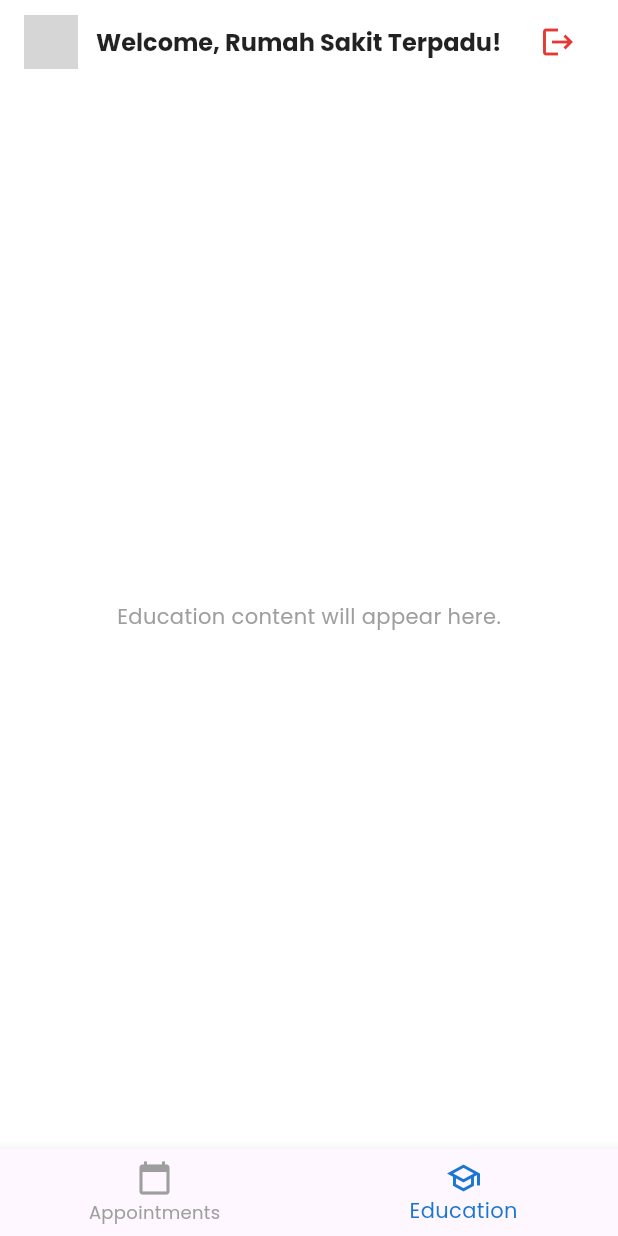
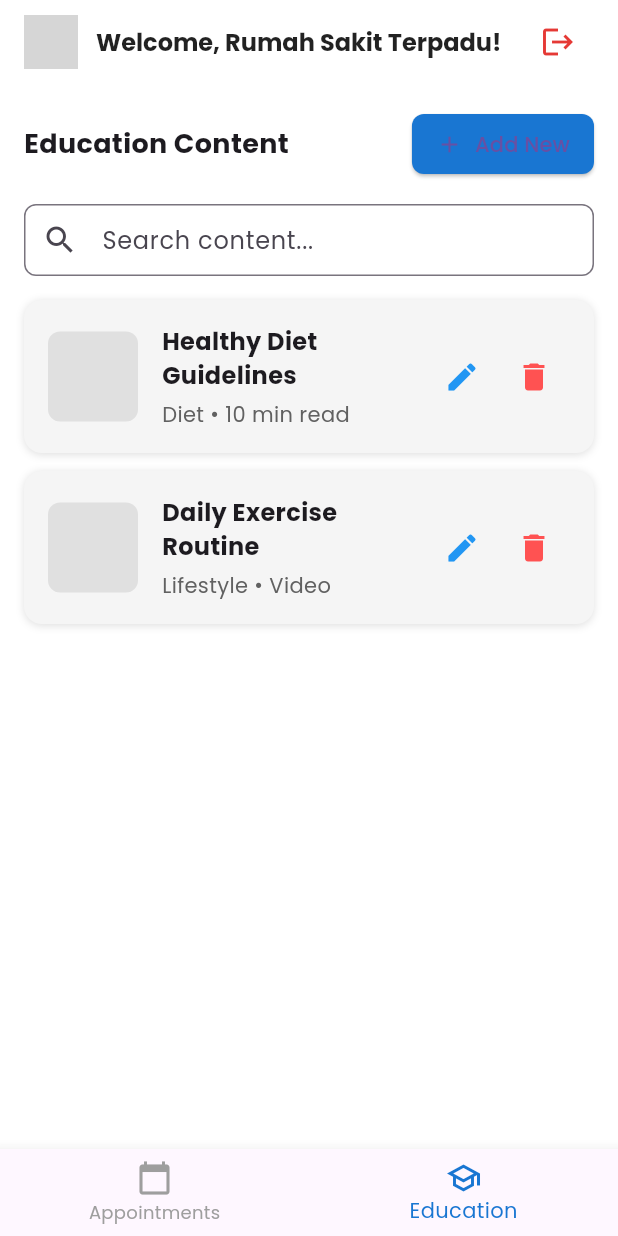
Before and after one commit to ipaddr/MPLJJ25-138-KEL-6, a Flutter app: the DashboardAdmin screen opened directly, item 2 of the bottom bar chosen, on a phone screen of 412 x 824 dp. Run offline on Flutter 3.47's test engine with Material 3 defaults, Android fonts, the phone set to English and light mode, and no system bars; our stand-ins replace cloud_firestore, firebase_auth, firebase_core, google_sign_in; accounts and stored records are empty; grey boxes are pictures that could not be loaded.

Commit message:
tambahan lagi ya

```diff
--- a/sehealthyapp/lib/screens/admin/dashboard_admin.dart
+++ b/sehealthyapp/lib/screens/admin/dashboard_admin.dart
@@ -1,4 +1,8 @@
 import 'package:flutter/material.dart';
+import 'package:firebase_auth/firebase_auth.dart';
+import 'admin_login.dart';
+import 'appointment_detail.dart';
+import 'education_material.dart';
 
 class DashboardAdmin extends StatefulWidget {
   const DashboardAdmin({Key? key}) : super(key: key);
@@ -18,6 +22,9 @@ class _DashboardAdminState extends State<DashboardAdmin> {
       'location': 'Rumah Sakit Terpadu',
       'statusColor': Colors.orange.shade100,
       'statusTextColor': Colors.orange.shade700,
+      'nationalId': '129383000238293',
+      'dob': '13 Feb 2004',
+      'preferredDate': '15 April 2025',
     },
     {
       'name': 'Mike Peterson',
@@ -26,11 +33,33 @@ class _DashboardAdminState extends State<DashboardAdmin> {
       'location': 'Rumah Sakit Terpadu',
       'statusColor': Colors.green.shade100,
       'statusTextColor': Colors.green.shade700,
+      'nationalId': '987654321098765',
+      'dob': '22 Oct 1990',
+      'preferredDate': '20 April 2025',
     },
   ];
 
+  void _logout() async {
+    await FirebaseAuth.instance.signOut();
+    Navigator.pushReplacement(
+      context,
+      MaterialPageRoute(builder: (_) => const AdminLoginScreen()),
+    );
+  }
+
+  void _onItemTapped(int index) {
+    setState(() {
+      _selectedIndex = index;
+    });
+  }
+
   @override
   Widget build(BuildContext context) {
+    final List<Widget> _pages = [
+      _buildAppointments(),
+      EducationMaterialPageBody(), // lihat di bawah, custom widget tanpa scaffold
+    ];
+
     return Scaffold(
       appBar: AppBar(
         elevation: 0,
@@ -39,7 +68,7 @@ class _DashboardAdminState extends State<DashboardAdmin> {
         title: Row(
           children: [
             CircleAvatar(
-              backgroundImage: AssetImage('assets/hospital_icon.png'), // ganti dengan gambar kamu
+              backgroundImage: const AssetImage('assets/hospital_icon.png'),
               radius: 18,
               backgroundColor: Colors.grey.shade200,
             ),
@@ -47,22 +76,25 @@ class _DashboardAdminState extends State<DashboardAdmin> {
             const Expanded(
               child: Text(
                 'Welcome, Rumah Sakit Terpadu!',
-                style: TextStyle(color: Colors.black87, fontWeight: FontWeight.w600, fontSize: 16),
+                style: TextStyle(
+                  color: Colors.black87,
+                  fontWeight: FontWeight.w600,
+                  fontSize: 16,
+                ),
               ),
             ),
             IconButton(
-              onPressed: () {
-                // TODO: logout action
-              },
+              onPressed: _logout,
               icon: Icon(Icons.logout, color: Colors.red.shade600),
+              tooltip: 'Logout',
             ),
           ],
         ),
       ),
-      body: _selectedIndex == 0 ? _buildAppointments() : _buildEducationPlaceholder(),
+      body: _pages[_selectedIndex],
       bottomNavigationBar: BottomNavigationBar(
         currentIndex: _selectedIndex,
-        onTap: (i) => setState(() => _selectedIndex = i),
+        onTap: _onItemTapped,
         selectedItemColor: Colors.blue.shade700,
         unselectedItemColor: Colors.grey,
         items: const [
@@ -86,7 +118,13 @@ class _DashboardAdminState extends State<DashboardAdmin> {
             decoration: BoxDecoration(
               color: Colors.grey.shade50,
               borderRadius: BorderRadius.circular(12),
-              boxShadow: [BoxShadow(color: Colors.black12, blurRadius: 5, offset: Offset(0, 1))],
+              boxShadow: const [
+                BoxShadow(
+                  color: Colors.black12,
+                  blurRadius: 5,
+                  offset: Offset(0, 1),
+                )
+              ],
             ),
             padding: const EdgeInsets.all(16),
             child: Column(
@@ -136,7 +174,12 @@ class _DashboardAdminState extends State<DashboardAdmin> {
                   width: double.infinity,
                   child: TextButton(
                     onPressed: () {
-                      // TODO: handle view details
+                      Navigator.push(
+                        context,
+                        MaterialPageRoute(
+                          builder: (_) => AppointmentDetailScreen(appointment: appt),
+                        ),
+                      );
                     },
                     style: TextButton.styleFrom(
                       backgroundColor: Colors.grey.shade200,
@@ -150,7 +193,7 @@ class _DashboardAdminState extends State<DashboardAdmin> {
                       style: TextStyle(color: Colors.black87),
                     ),
                   ),
-                )
+                ),
               ],
             ),
           );
@@ -158,13 +201,4 @@ class _DashboardAdminState extends State<DashboardAdmin> {
       ),
     );
   }
-
-  Widget _buildEducationPlaceholder() {
-    return const Center(
-      child: Text(
-        'Education content will appear here.',
-        style: TextStyle(color: Colors.grey),
-      ),
-    );
-  }
 }
--- a/sehealthyapp/lib/screens/admin/education_material.dart
+++ b/sehealthyapp/lib/screens/admin/education_material.dart
@@ -1,13 +1,24 @@
 import 'package:flutter/material.dart';
 
-class EducationMaterialPage extends StatefulWidget {
+class EducationMaterialPage extends StatelessWidget {
   const EducationMaterialPage({Key? key}) : super(key: key);
 
   @override
-  State<EducationMaterialPage> createState() => _EducationMaterialPageState();
+  Widget build(BuildContext context) {
+    return Scaffold(
+      body: const EducationMaterialPageBody(),
+    );
+  }
 }
 
-class _EducationMaterialPageState extends State<EducationMaterialPage> {
+class EducationMaterialPageBody extends StatefulWidget {
+  const EducationMaterialPageBody({Key? key}) : super(key: key);
+
+  @override
+  State<EducationMaterialPageBody> createState() => _EducationMaterialPageBodyState();
+}
+
+class _EducationMaterialPageBodyState extends State<EducationMaterialPageBody> {
   final TextEditingController _searchController = TextEditingController();
 
   final List<Map<String, String>> _allContents = [
@@ -59,7 +70,6 @@ class _EducationMaterialPageState extends State<EducationMaterialPage> {
   }
 
   void _onDelete(int index) {
-    // TODO: Logic hapus konten di index
     setState(() {
       _filteredContents.removeAt(index);
     });
```
Also changed, not shown: sehealthyapp/lib/screens/admin/admin_login.dart (+20 -9 lines).
